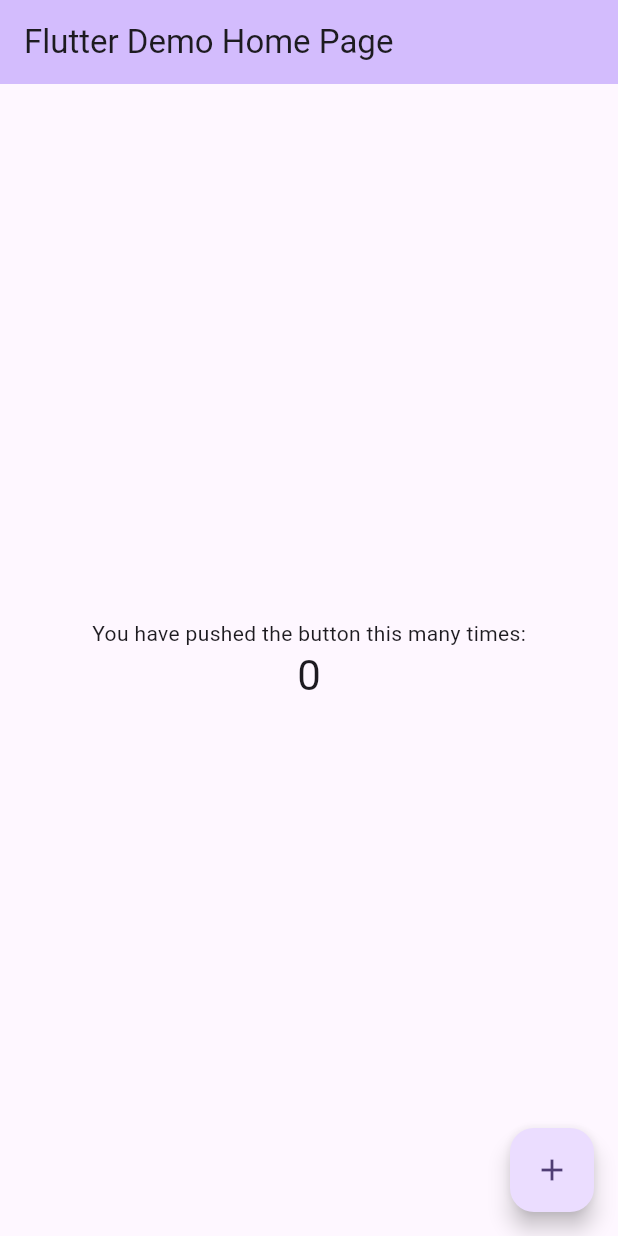
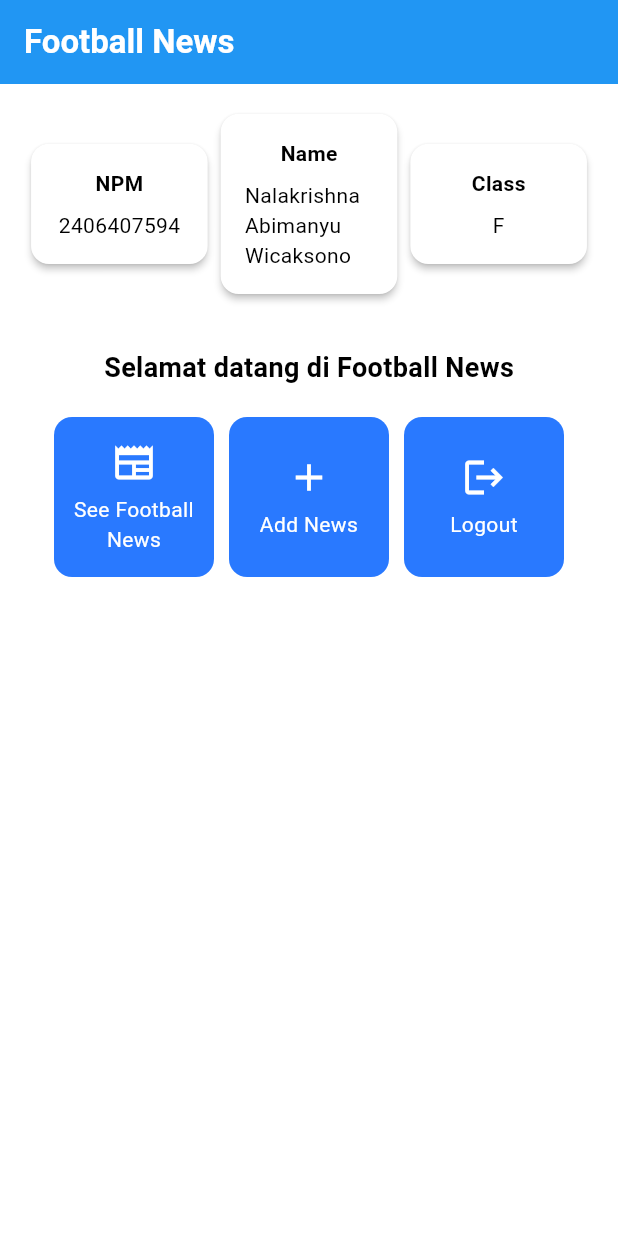
Before and after one commit to NalaWicaksono/football-news-mobile, a Flutter app: the screen it shows after launch, on a phone screen of 412 x 824 dp. Run offline on Flutter 3.47's test engine with Material 3 defaults, Android fonts, the phone set to English and light mode, and no system bars.

Commit message:
finish tutorial 6

```diff
--- a/lib/main.dart
+++ b/lib/main.dart
@@ -1,4 +1,5 @@
 import 'package:flutter/material.dart';
+import 'package:football_news/menu.dart';
 
 void main() {
   runApp(const MyApp());
@@ -28,95 +29,13 @@ class MyApp extends StatelessWidget {
         //
         // This works for code too, not just values: Most code changes can be
         // tested with just a hot reload.
-        colorScheme: ColorScheme.fromSeed(seedColor: Colors.deepPurple),
+
+        // >>> sesuai Langkah 1: ganti colorScheme jadi biru
+        colorScheme: ColorScheme.fromSwatch(primarySwatch: Colors.blue)
+            .copyWith(secondary: Colors.blueAccent[400]),
       ),
-      home: const MyHomePage(title: 'Flutter Demo Home Page'),
+      // >>> sesuai Langkah 2: panggil MyHomePage() tanpa const & tanpa title
+      home: MyHomePage(),
     );
   }
 }
-
-class MyHomePage extends StatefulWidget {
-  const MyHomePage({super.key, required this.title});
-
-  // This widget is the home page of your application. It is stateful, meaning
-  // that it has a State object (defined below) that contains fields that affect
-  // how it looks.
-
-  // This class is the configuration for the state. It holds the values (in this
-  // case the title) provided by the parent (in this case the App widget) and
-  // used by the build method of the State. Fields in a Widget subclass are
-  // always marked "final".
-
-  final String title;
-
-  @override
-  State<MyHomePage> createState() => _MyHomePageState();
-}
-
-class _MyHomePageState extends State<MyHomePage> {
-  int _counter = 0;
-
-  void _incrementCounter() {
-    setState(() {
-      // This call to setState tells the Flutter framework that something has
-      // changed in this State, which causes it to rerun the build method below
-      // so that the display can reflect the updated values. If we changed
-      // _counter without calling setState(), then the build method would not be
-      // called again, and so nothing would appear to happen.
-      _counter++;
-    });
-  }
-
-  @override
-  Widget build(BuildContext context) {
-    // This method is rerun every time setState is called, for instance as done
-    // by the _incrementCounter method above.
-    //
-    // The Flutter framework has been optimized to make rerunning build methods
-    // fast, so that you can just rebuild anything that needs updating rather
-    // than having to individually change instances of widgets.
-    return Scaffold(
-      appBar: AppBar(
-        // TRY THIS: Try changing the color here to a specific color (to
-        // Colors.amber, perhaps?) and trigger a hot reload to see the AppBar
-        // change color while the other colors stay the same.
-        backgroundColor: Theme.of(context).colorScheme.inversePrimary,
-        // Here we take the value from the MyHomePage object that was created by
-        // the App.build method, and use it to set our appbar title.
-        title: Text(widget.title),
-      ),
-      body: Center(
-        // Center is a layout widget. It takes a single child and positions it
-        // in the middle of the parent.
-        child: Column(
-          // Column is also a layout widget. It takes a list of children and
-          // arranges them vertically. By default, it sizes itself to fit its
-          // children horizontally, and tries to be as tall as its parent.
-          //
-          // Column has various properties to control how it sizes itself and
-          // how it positions its children. Here we use mainAxisAlignment to
-          // center the children vertically; the main axis here is the vertical
-          // axis because Columns are vertical (the cross axis would be
-          // horizontal).
-          //
-          // TRY THIS: Invoke "debug painting" (choose the "Toggle Debug Paint"
-          // action in the IDE, or press "p" in the console), to see the
-          // wireframe for each widget.
-          mainAxisAlignment: MainAxisAlignment.center,
-          children: <Widget>[
-            const Text('You have pushed the button this many times:'),
-            Text(
-              '$_counter',
-              style: Theme.of(context).textTheme.headlineMedium,
-            ),
-          ],
-        ),
-      ),
-      floatingActionButton: FloatingActionButton(
-        onPressed: _incrementCounter,
-        tooltip: 'Increment',
-        child: const Icon(Icons.add),
-      ), // This trailing comma makes auto-formatting nicer for build methods.
-    );
-  }
-}
--- /dev/null
+++ b/lib/menu.dart
@@ -0,0 +1,195 @@
+import 'package:flutter/material.dart';
+
+// Kelas data sederhana untuk merepresentasikan item tombol di homepage.
+// (Langkah 4)
+class ItemHomepage {
+  final String name;
+  final IconData icon;
+
+  ItemHomepage(this.name, this.icon);
+}
+
+// Halaman utama aplikasi.
+// (Sudah diubah jadi StatelessWidget sesuai Langkah 2)
+class MyHomePage extends StatelessWidget {
+  MyHomePage({super.key});
+
+  // Data diri (Langkah 3)
+  final String nama = "Nalakrishna Abimanyu Wicaksono"; // nama
+  final String npm = "2406407594"; // npm
+  final String kelas = "F"; // kelas
+
+  // Daftar tombol / fitur di homepage (Langkah 4)
+  final List<ItemHomepage> items = [
+    ItemHomepage("See Football News", Icons.newspaper),
+    ItemHomepage("Add News", Icons.add),
+    ItemHomepage("Logout", Icons.logout),
+  ];
+
+  @override
+  Widget build(BuildContext context) {
+    // Scaffold menyediakan struktur dasar halaman dengan AppBar dan body.
+    return Scaffold(
+      // AppBar adalah bagian atas halaman yang menampilkan judul.
+      appBar: AppBar(
+        // Judul aplikasi "Football News" dengan teks putih dan tebal.
+        title: const Text(
+          'Football News',
+          style: TextStyle(
+            color: Colors.white,
+            fontWeight: FontWeight.bold,
+          ),
+        ),
+        // Warna latar belakang AppBar diambil dari skema warna tema aplikasi.
+        backgroundColor: Theme.of(context).colorScheme.primary,
+      ),
+
+      // Body halaman dengan padding di sekelilingnya.
+      body: Padding(
+        padding: const EdgeInsets.all(16.0),
+        // Menyusun widget secara vertikal dalam sebuah kolom.
+        child: Column(
+          crossAxisAlignment: CrossAxisAlignment.center,
+          children: [
+            // Row untuk menampilkan 3 InfoCard secara horizontal.
+            Row(
+              mainAxisAlignment: MainAxisAlignment.spaceEvenly,
+              children: [
+                InfoCard(title: 'NPM', content: npm),
+                InfoCard(title: 'Name', content: nama),
+                InfoCard(title: 'Class', content: kelas),
+              ],
+            ),
+
+            // Memberikan jarak vertikal 16 unit.
+            const SizedBox(height: 16.0),
+
+            // Menempatkan widget berikutnya di tengah halaman.
+            Center(
+              child: Column(
+                // Menyusun teks sambutan dan grid item secara vertikal.
+                children: [
+                  // Menampilkan teks sambutan dengan gaya tebal dan ukuran 18.
+                  const Padding(
+                    padding: EdgeInsets.only(top: 16.0),
+                    child: Text(
+                      'Selamat datang di Football News',
+                      style: TextStyle(
+                        fontWeight: FontWeight.bold,
+                        fontSize: 18.0,
+                      ),
+                    ),
+                  ),
+
+                  // Grid untuk menampilkan ItemCard dalam bentuk grid 3 kolom.
+                  GridView.count(
+                    primary: true,
+                    padding: const EdgeInsets.all(20),
+                    crossAxisSpacing: 10,
+                    mainAxisSpacing: 10,
+                    crossAxisCount: 3,
+                    // Agar grid menyesuaikan tinggi kontennya.
+                    shrinkWrap: true,
+                    // Menampilkan ItemCard untuk setiap item dalam list items.
+                    children: items.map((ItemHomepage item) {
+                      return ItemCard(item);
+                    }).toList(),
+                  ),
+                ],
+              ),
+            ),
+          ],
+        ),
+      ),
+    );
+  }
+}
+
+// Card informasi mahasiswa (Langkah 3)
+class InfoCard extends StatelessWidget {
+  // Kartu informasi yang menampilkan title dan content.
+
+  final String title;   // Judul kartu.
+  final String content; // Isi kartu.
+
+  const InfoCard({super.key, required this.title, required this.content});
+
+  @override
+  Widget build(BuildContext context) {
+    return Card(
+      // Membuat kotak kartu dengan bayangan dibawahnya.
+      elevation: 2.0,
+      child: Container(
+        // Mengatur ukuran dan jarak di dalam kartu.
+        width: MediaQuery.of(context).size.width / 3.5,
+        // menyesuaikan dengan lebar device yang digunakan.
+        padding: const EdgeInsets.all(16.0),
+        // Menyusun title dan content secara vertikal.
+        child: Column(
+          children: [
+            Text(
+              title,
+              style: const TextStyle(fontWeight: FontWeight.bold),
+            ),
+            const SizedBox(height: 8.0),
+            Text(content),
+          ],
+        ),
+      ),
+    );
+  }
+}
+
+// Card tombol menu utama (Langkah 4)
+class ItemCard extends StatelessWidget {
+  // Menampilkan kartu dengan ikon dan nama.
+
+  final ItemHomepage item;
+  const ItemCard(this.item, {super.key});
+
+  @override
+  Widget build(BuildContext context) {
+    return Material(
+      // Menentukan warna latar belakang dari tema aplikasi.
+      color: Theme.of(context).colorScheme.secondary,
+      // Membuat sudut kartu melengkung.
+      borderRadius: BorderRadius.circular(12),
+      child: InkWell(
+        // Aksi ketika kartu ditekan.
+        onTap: () {
+          // Menampilkan pesan SnackBar saat kartu ditekan.
+          ScaffoldMessenger.of(context)
+            ..hideCurrentSnackBar()
+            ..showSnackBar(
+              SnackBar(
+                content: Text("Kamu telah menekan tombol ${item.name}!"),
+              ),
+            );
+        },
+        // Container untuk menyimpan Icon dan Text
+        child: Container(
+          padding: const EdgeInsets.all(8),
+          child: Center(
+            child: Column(
+              // Menyusun ikon dan teks di tengah kartu.
+              mainAxisAlignment: MainAxisAlignment.center,
+              children: [
+                Icon(
+                  item.icon,
+                  color: Colors.white,
+                  size: 30.0,
+                ),
+                const Padding(padding: EdgeInsets.all(3)),
+                Text(
+                  item.name,
+                  textAlign: TextAlign.center,
+                  style: const TextStyle(color: Colors.white),
+                ),
+              ],
+            ),
+          ),
+        ),
+      ),
+    );
+  }
+}
```
